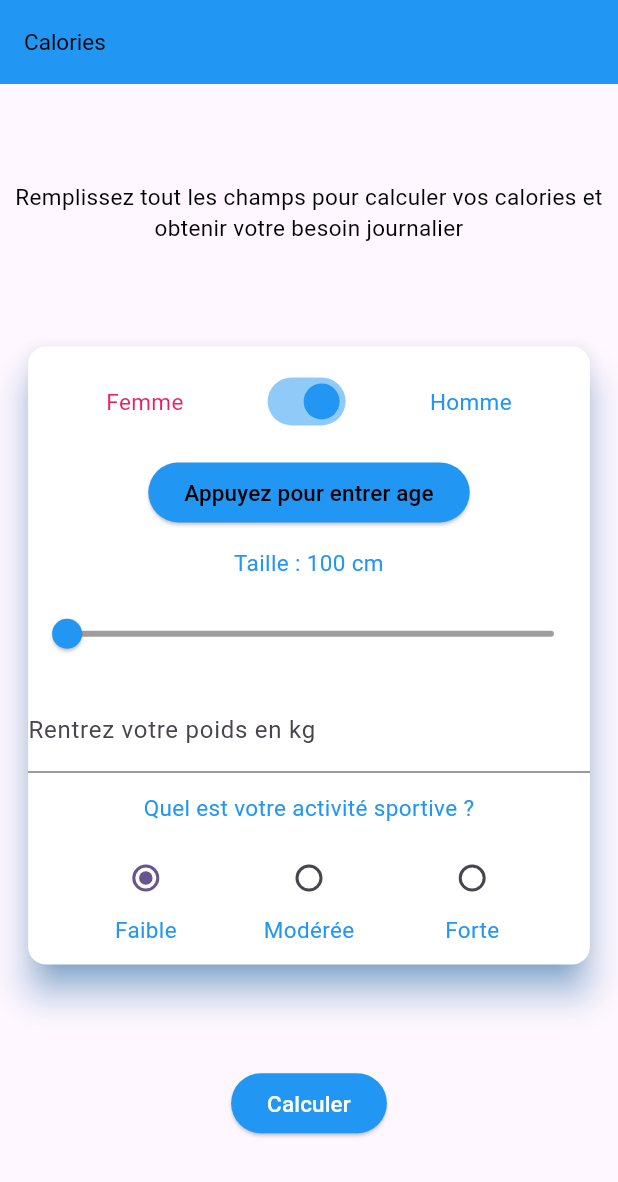
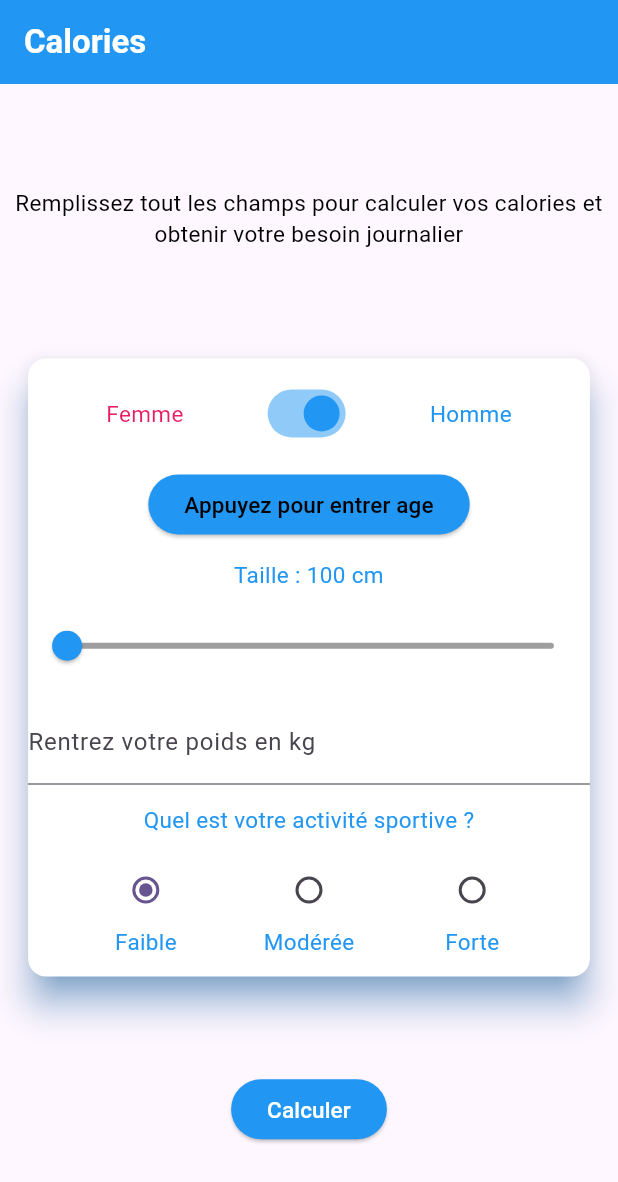
Before and after one commit to Mathys3005/calories, a Flutter app: the screen it shows after launch, on a phone screen of 412 x 824 dp. Shown: the top 1182 px of the screen. Run offline on Flutter 3.47's test engine with Material 3 defaults, Android fonts, the light colour scheme and no system bars.

Commit message:
feat : last commit

```diff
--- a/lib/main.dart
+++ b/lib/main.dart
@@ -45,15 +45,18 @@ class _CaloriesHomeState extends State<CaloriesHome> {
     return Scaffold(
       appBar: AppBar(
         backgroundColor: getColor(),
-        title: TextAvecStyle('Calories'),
+        title: Text('Calories', style: TextStyle(color: Colors.white, fontWeight: FontWeight.bold)),
       ),
       body: Center(
         child: Column(
           mainAxisAlignment: MainAxisAlignment.spaceEvenly,
           children: [
-            TextAvecStyle(
-              'Remplissez tout les champs pour calculer vos calories et '
-                  'obtenir votre besoin journalier',
+            Padding(
+              padding: const EdgeInsets.all(8.0),
+              child: TextAvecStyle(
+                'Remplissez tout les champs pour calculer vos calories et '
+                    'obtenir votre besoin journalier',
+              ),
             ),
             Card(
               elevation: 10.0,
```
